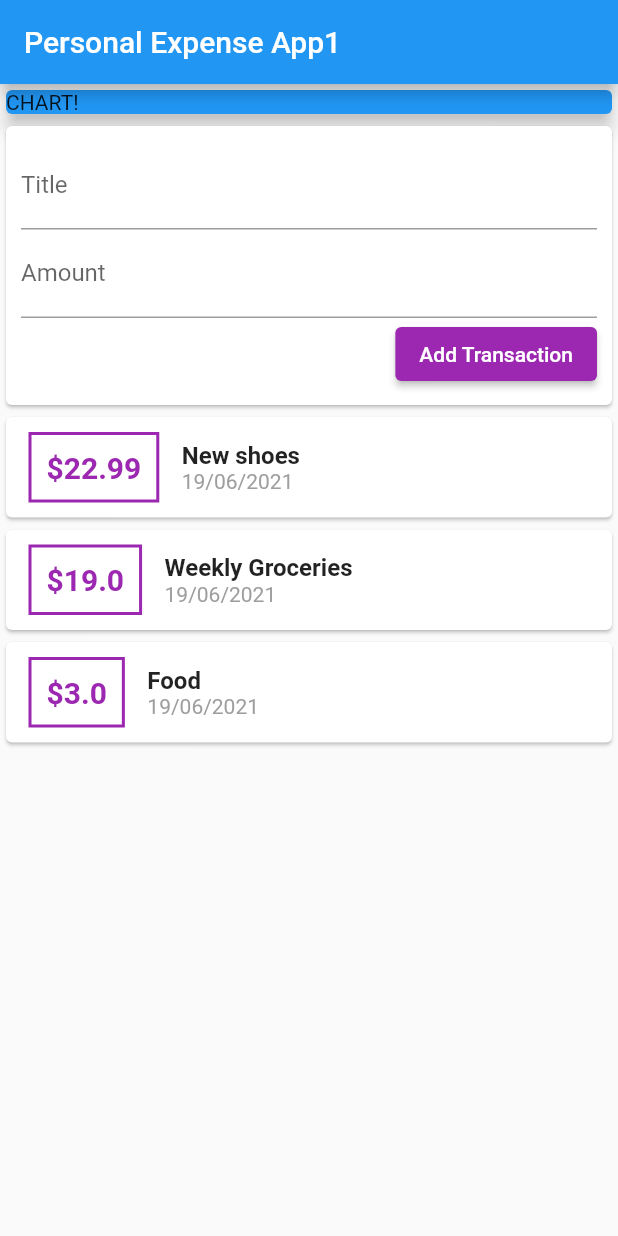
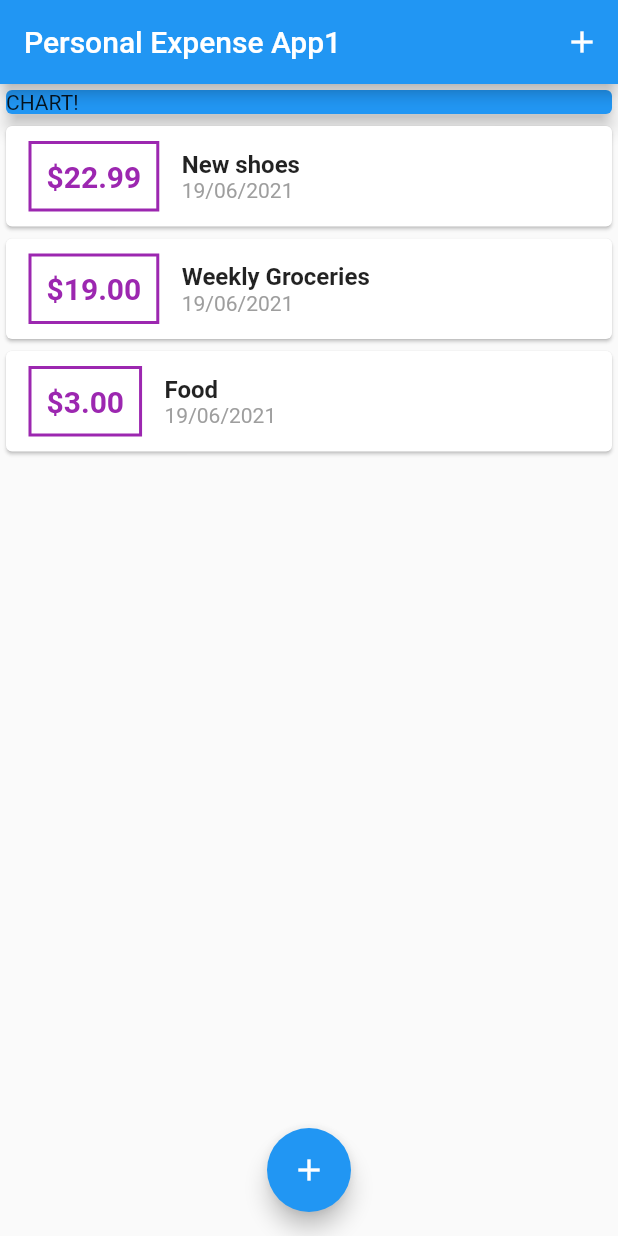
Before and after one commit to hovanvydut/personal-expenses-app-flutter, a Flutter app: the screen it shows after launch, on a phone screen of 412 x 824 dp. Run offline on Flutter 3.47's test engine with Material 2 defaults, Android fonts, the phone set to English and light mode, and no system bars.

Commit message:
Floating button

```diff
--- a/lib/main.dart
+++ b/lib/main.dart
@@ -1,5 +1,7 @@
 import 'package:flutter/material.dart';
-import './widgets/user_transaction.dart';
+import 'package:personal_expenses_app/widgets/new_transaction.dart';
+import 'package:personal_expenses_app/widgets/transaction_list.dart';
+import './model/transaction.dart';
 
 void main() => runApp(MyApp());
 
@@ -13,13 +15,45 @@ class MyApp extends StatelessWidget {
   }
 }
 
-class MyHomePage extends StatelessWidget {
+class MyHomePage extends StatefulWidget {
+
+  @override
+  _MyHomePageState createState() => _MyHomePageState();
+
+}
+
+class _MyHomePageState extends State<MyHomePage> {
+
+  final List<Transaction> transactions = [
+    Transaction(
+        id: '1', title: 'New shoes', amount: 22.99, date: DateTime.now()),
+    Transaction(
+        id: '2', title: 'Weekly Groceries', amount: 19, date: DateTime.now()),
+    Transaction(id: '3', title: 'Food', amount: 3, date: DateTime.now()),
+  ];
+
+  void _addNewTransaction(String title,  double amount) {
+    final newTx = new Transaction(id: DateTime.now().toString(), title: title, amount: amount, date: DateTime.now());
+
+    setState(() {
+      this.transactions.add(newTx);
+    });
+  }
+
+  void _startAddNewTransaction(BuildContext ctx) {
+    showModalBottomSheet(context: ctx, builder: (_) {
+      return NewTransaction(_addNewTransaction);
+    });
+  }
 
   @override
   Widget build(BuildContext context) {
     return Scaffold(
       appBar: AppBar(
         title: Text('Personal Expense App1'),
+        actions: [
+          IconButton(onPressed: () => _startAddNewTransaction(context), icon: Icon(Icons.add))
+        ],
       ),
       body: SingleChildScrollView(
         child: Column(
@@ -29,11 +63,12 @@ class MyHomePage extends StatelessWidget {
               color: Colors.blue,
               elevation: 5,
             ),
-            UserTransaction()
+            TransactionList(transactions)
           ],
         ),
       ),
+      floatingActionButton: FloatingActionButton(child: Icon(Icons.add), onPressed: () => _startAddNewTransaction(context),),
+      floatingActionButtonLocation: FloatingActionButtonLocation.centerFloat,
     );
   }
-
 }
--- a/lib/widgets/new_transaction.dart
+++ b/lib/widgets/new_transaction.dart
@@ -1,12 +1,33 @@
 import 'package:flutter/material.dart';
 
-class NewTransaction extends StatelessWidget {
+class NewTransaction extends StatefulWidget {
 
-  final titleController = TextEditingController();
-  final amountController = TextEditingController();
   final Function addNewTransaction;
 
   NewTransaction(this.addNewTransaction);
+
+  @override
+  _NewTransactionState createState() => _NewTransactionState();
+}
+
+class _NewTransactionState extends State<NewTransaction> {
+
+  String titleInput = "";
+  String amountInput = "";
+
+  void submitData() {
+    String title = titleInput;
+    double amount = double.parse(amountInput);
+
+    if (title.isEmpty || amount <= 0) {
+      return;
+    }
+
+    this.widget.addNewTransaction(title, amount);
+
+    // close modal
+    Navigator.of(this.context).pop();
+  }
 
   @override
   Widget build(BuildContext context) {
@@ -17,19 +38,18 @@ class NewTransaction extends StatelessWidget {
           crossAxisAlignment: CrossAxisAlignment.end,
           children: [
             TextField(
-                decoration: InputDecoration(labelText: 'Title'),
-                controller: this.titleController),
+              decoration: InputDecoration(labelText: 'Title'),
+              onChanged: (value) => titleInput = value,
+              onSubmitted: (_) => submitData(),
+            ),
             TextField(
               decoration: InputDecoration(labelText: 'Amount'),
-              controller: this.amountController,
+              onChanged: (value) => amountInput = value,
+              keyboardType: TextInputType.number,
+              onSubmitted: (_) => submitData(),
             ),
             ElevatedButton(
-              onPressed: () {
-                String title = this.titleController.text;
-                double amount = double.parse(this.amountController.text);
-
-                this.addNewTransaction(title, amount);
-              },
+              onPressed: submitData,
               child: Text('Add Transaction'),
               style: ElevatedButton.styleFrom(primary: Colors.purple),
             )
--- a/lib/widgets/transaction_list.dart
+++ b/lib/widgets/transaction_list.dart
@@ -24,7 +24,7 @@ class TransactionList extends StatelessWidget {
                   )),
                   padding: EdgeInsets.all(10),
                   child: Text(
-                    '\$${transactions[index].amount}',
+                    '\$${transactions[index].amount.toStringAsFixed(2)}',
                     style: TextStyle(
                         fontWeight: FontWeight.bold,
                         fontSize: 20,
--- a/lib/widgets/user_transaction.dart
+++ /dev/null
@@ -1,35 +0,0 @@
-import 'package:flutter/material.dart';
-import './transaction_list.dart';
-import './new_transaction.dart';
-import './../model/transaction.dart';
-
-class UserTransaction extends StatefulWidget {
-  @override
-  _UserTransactionState createState() => _UserTransactionState();
-}
-
-class _UserTransactionState extends State<UserTransaction> {
-
-  final List<Transaction> transactions = [
-    Transaction(
-        id: '1', title: 'New shoes', amount: 22.99, date: DateTime.now()),
-    Transaction(
-        id: '2', title: 'Weekly Groceries', amount: 19, date: DateTime.now()),
-    Transaction(id: '3', title: 'Food', amount: 3, date: DateTime.now()),
-  ];
-
-  void _addNewTransaction(String title,  double amount) {
-    final newTx = new Transaction(id: DateTime.now().toString(), title: title, amount: amount, date: DateTime.now());
-
-    setState(() {
-      this.transactions.add(newTx);
-    });
-  }
-
-  @override
-  Widget build(BuildContext context) {
-    return Column(
-      children: <Widget>[NewTransaction(_addNewTransaction), TransactionList(transactions)],
-    );
-  }
-}
```
